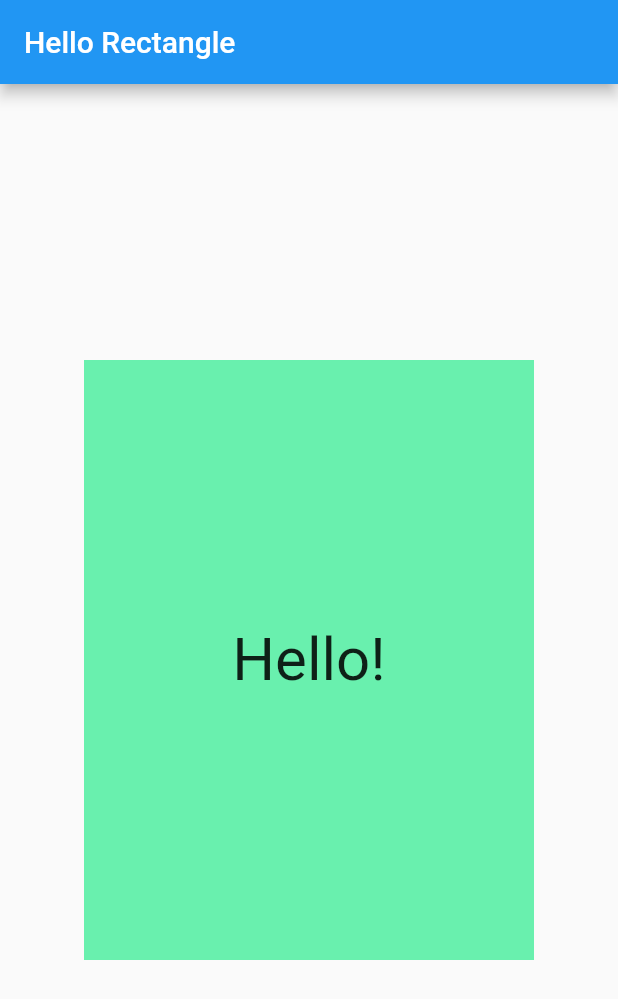
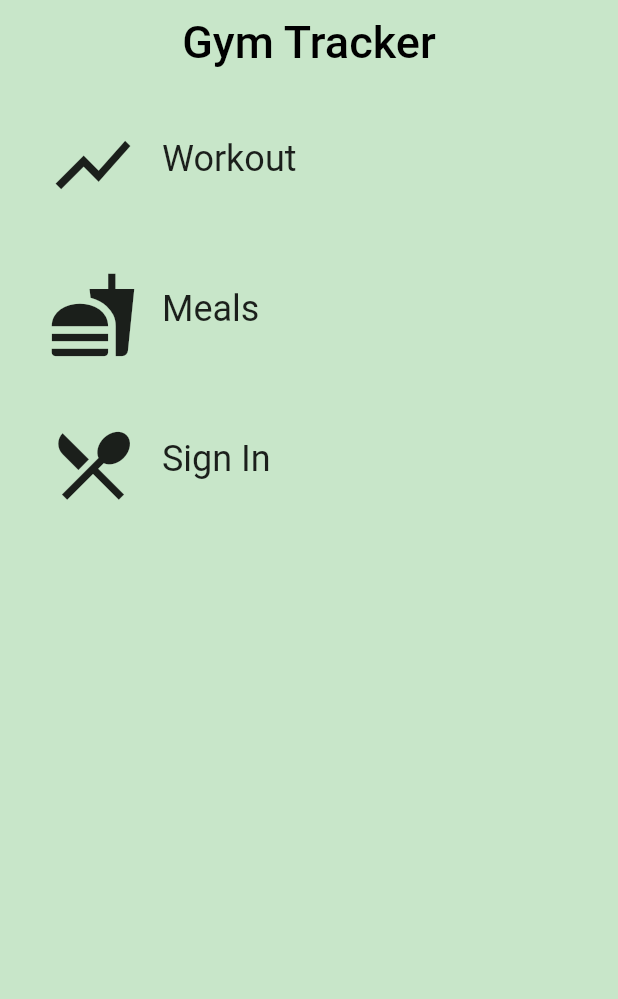
Before and after one commit to AnanjayaTyagi/FlutterFitBit, a Flutter app: the screen it shows after launch, on a phone screen of 412 x 824 dp. Shown: the top 999 px of the screen. Run offline on Flutter 3.47's test engine with Material 2 defaults, Android fonts, the phone set to English and light mode, and no system bars.

Commit message:
first working prototyp one can work with :)

```diff
--- /dev/null
+++ b/epics_flutter_app/lib/category.dart
@@ -0,0 +1,120 @@
+// Copyright 2018 The Chromium Authors. All rights reserved.
+// Use of this source code is governed by a BSD-style license that can be
+// found in the LICENSE file.
+
+// To keep your imports tidy, follow the ordering guidelines at
+// https://www.dartlang.org/guides/language/effective-dart/style#ordering
+import 'package:flutter/material.dart';
+// @required is defined in the meta.dart package
+import 'package:meta/meta.dart';
+import 'package:epics_flutter_app/unit.dart';
+import 'package:epics_flutter_app/converter_route.dart';
+
+// We use an underscore to indicate that these variables are private.
+// See https://www.dartlang.org/guides/language/effective-dart/design#libraries
+final _rowHeight = 100.0;
+final _borderRadius = BorderRadius.circular(_rowHeight / 2);
+
+/// A custom [Category] widget.
+///
+/// The widget is composed on an [Icon] and [Text]. Tapping on the widget shows
+/// a colored [InkWell] animation.
+class Category extends StatelessWidget {
+  final String name;
+  final ColorSwatch color;
+  final IconData iconLocation;
+  final List<Unit> units;
+
+  /// Creates a [Category].
+  ///
+  /// A [Category] saves the name of the Category (e.g. 'Length'), its color for
+  /// the UI, and the icon that represents it (e.g. a ruler).
+  // While the @required checks for whether a named parameter is passed in,
+  // it doesn't check whether the object passed in is null. We check that
+  // in the assert statement.
+  const Category({
+    Key key,
+    @required this.name,
+    @required this.color,
+    @required this.iconLocation,
+    @required this.units,
+  })  : assert(name != null),
+        assert(color != null),
+        assert(iconLocation != null),
+        assert(units != null),
+        super(key: key);
+
+  /// Navigates to the [ConverterRoute].
+  void _navigateToConverter(BuildContext context) {
+    Navigator.of(context).push(MaterialPageRoute<Null>(
+      builder: (BuildContext context) {
+        return Scaffold(
+          appBar: AppBar(
+            elevation: 1.0,
+            title: Text(
+              name,
+              style: Theme.of(context).textTheme.display1,
+            ),
+            centerTitle: true,
+            backgroundColor: color,
+          ),
+          body: ConverterRoute(
+            color: color,
+            units: units,
+          ),
+        );
+      },
+    ));
+  }
+
+  /// Builds a custom widget that shows [Category] information.
+  ///
+  /// This information includes the icon, name, and color for the [Category].
+  @override
+  // This `context` parameter describes the location of this widget in the
+  // widget tree. It can be used for obtaining Theme data from the nearest
+  // Theme ancestor in the tree. Below, we obtain the display1 text theme.
+  // See https://docs.flutter.io/flutter/material/Theme-class.html
+  Widget build(BuildContext context) {
+    return Material(
+      color: Colors.transparent,
+      child: Container(
+        height: _rowHeight,
+        child: InkWell(
+          borderRadius: _borderRadius,
+          highlightColor: color,
+          splashColor: color,
+          // We can use either the () => function() or the () { function(); }
+          // syntax.
+          onTap: () => _navigateToConverter(context),
+          child: Padding(
+            padding: EdgeInsets.all(8.0),
+            child: Row(
+              crossAxisAlignment: CrossAxisAlignment.stretch,
+              // There are two ways to denote a list: `[]` and `List()`.
+              // Prefer to use the literal syntax, i.e. `[]`, instead of `List()`.
+              // You can add the type argument if you'd like, i.e. <Widget>[].
+              // See https://www.dartlang.org/guides/language/effective-dart/usage#do-use-collection-literals-when-possible
+              children: [
+                Padding(
+                  padding: EdgeInsets.all(16.0),
+                  child: Icon(
+                    iconLocation,
+                    size: 60.0,
+                  ),
+                ),
+                Center(
+                  child: Text(
+                    name,
+                    textAlign: TextAlign.center,
+                    style: Theme.of(context).textTheme.headline,
+                  ),
+                ),
+              ],
+            ),
+          ),
+        ),
+      ),
+    );
+  }
+}
--- /dev/null
+++ b/epics_flutter_app/lib/category_route.dart
@@ -0,0 +1,107 @@
+// Copyright 2018 The Chromium Authors. All rights reserved.
+// Use of this source code is governed by a BSD-style license that can be
+// found in the LICENSE file.
+
+import 'package:flutter/material.dart';
+
+import 'package:epics_flutter_app/category.dart';
+import 'package:epics_flutter_app/unit.dart';
+
+final _backgroundColor = Colors.green[100];
+
+/// Category Route (screen).
+///
+/// This is the 'home' screen of the Unit Converter. It shows a header and
+/// a list of [Categories].
+///
+/// While it is named CategoryRoute, a more apt name would be CategoryScreen,
+/// because it is responsible for the UI at the route's destination.
+class CategoryRoute extends StatefulWidget {
+  const CategoryRoute();
+
+  @override
+  _CategoryRouteState createState() => _CategoryRouteState();
+}
+
+class _CategoryRouteState extends State<CategoryRoute> {
+  final _categories = <Category>[];
+
+  static const _categoryNames = <String>[
+    'Workout',
+    'Meals',
+    'Sign In',
+  ];
+
+  static const _baseColors = <Color>[
+    Colors.teal,
+    Colors.orange,
+    Colors.blueAccent,
+  ];
+
+  static const _icons = <IconData> [
+    Icons.show_chart,
+    Icons.fastfood,
+    Icons.local_dining,
+  ];
+
+  @override
+  void initState() {
+    super.initState();
+    for (var i = 0; i < _categoryNames.length; i++) {
+      _categories.add(Category(
+          name: _categoryNames[i],
+          color: _baseColors[i],
+          iconLocation: _icons[i],
+          units: _retrieveUnitList(_categoryNames[i])));
+    }
+  }
+
+  /// Makes the correct number of rows for the list view.
+  ///
+  /// For portrait, we construct a [ListView] from the list of category widgets.
+  Widget _buildCategoryWidgets() {
+    return ListView.builder(
+      itemBuilder: (BuildContext context, int index) => _categories[index],
+      itemCount: _categories.length,
+    );
+  }
+
+  /// Returns a list of mock [Unit]s.
+  List<Unit> _retrieveUnitList(String categoryName) {
+    return List.generate(10, (int i) {
+      i += 1;
+      return Unit(
+        name: '$categoryName Unit $i',
+        conversion: i.toDouble(),
+      );
+    });
+  }
+
+  @override
+  Widget build(BuildContext context) {
+
+    final listView = Container(
+      color: _backgroundColor,
+      padding: EdgeInsets.symmetric(horizontal: 8.0),
+      child: _buildCategoryWidgets(),
+    );
+
+    final appBar = AppBar(
+      elevation: 0.0,
+      title: Text(
+        'Gym Tracker',
+        style: TextStyle(
+          color: Colors.black,
+          fontSize: 30.0,
+        ),
+      ),
+      centerTitle: true,
+      backgroundColor: _backgroundColor,
+    );
+
+    return Scaffold(
+      appBar: appBar,
+      body: listView,
+    );
+  }
+}
--- /dev/null
+++ b/epics_flutter_app/lib/converter_route.dart
@@ -0,0 +1,64 @@
+// Copyright 2018 The Chromium Authors. All rights reserved.
+// Use of this source code is governed by a BSD-style license that can be
+// found in the LICENSE file.
+
+import 'package:flutter/material.dart';
+import 'package:meta/meta.dart';
+
+import 'package:epics_flutter_app/unit.dart';
+
+/// Converter screen where users can input amounts to convert.
+///
+/// Currently, it just displays a list of mock units.
+///
+/// While it is named ConverterRoute, a more apt name would be ConverterScreen,
+/// because it is responsible for the UI at the route's destination.
+class ConverterRoute extends StatefulWidget {
+  /// Units for this [Category].
+  final Color color;
+
+  /// Units for this [Category].
+  final List<Unit> units;
+
+  /// This [ConverterRoute] requires the color and units to not be null.
+  const ConverterRoute({
+    @required this.color,
+    @required this.units,
+  })
+      : assert(color != null),
+        assert(units != null);
+
+      @override
+      _ConverterRouteState createState() => _ConverterRouteState();
+
+  }
+  class _ConverterRouteState extends State<ConverterRoute> {
+
+  @override
+  Widget build(BuildContext context) {
+    // Here is just a placeholder for a list of mock units
+    final unitWidgets = widget.units.map((Unit unit) {
+      return Container(
+        color: widget.color,
+        margin: EdgeInsets.all(8.0),
+        padding: EdgeInsets.all(16.0),
+        child: Column(
+          children: <Widget>[
+            Text(
+              unit.name,
+              style: Theme.of(context).textTheme.headline,
+            ),
+            Text(
+              'Conversion: ${unit.conversion}',
+              style: Theme.of(context).textTheme.subhead,
+            ),
+          ],
+        ),
+      );
+    }).toList();
+
+    return ListView(
+      children: unitWidgets,
+    );
+  }
+}
--- a/epics_flutter_app/lib/main.dart
+++ b/epics_flutter_app/lib/main.dart
@@ -1,37 +1,29 @@
 import 'package:flutter/material.dart';
-import 'package:english_words/english_words.dart';
 
+// Copyright 2018 The Chromium Authors. All rights reserved.
+// Use of this source code is governed by a BSD-style license that can be
+// found in the LICENSE file.
+
+// You can use a relative import, i.e. `import 'category_route.dart;'` or
+// a package import, as shown below.
+// More details at http://dart-lang.github.io/linter/lints/avoid_relative_lib_imports.html
+import 'package:epics_flutter_app/category_route.dart';
+
+/// The function that is called when main.dart is run.
 void main() {
-  runApp(
-    MaterialApp(
-      debugShowCheckedModeBanner: false,
-      title: 'Hello Rectangle',
-      home: Scaffold(
-        appBar: AppBar(
-          title: Text('Hello Rectangle'),
-        ),
-        body: HelloRectangle(),
-      ),
-    ),
-  );
+  runApp(GymTrackerApp());
 }
 
-class HelloRectangle extends StatelessWidget {
+/// This widget is the root of our application.
+///
+/// The first screen we see is a list [Categories].
+class GymTrackerApp extends StatelessWidget {
   @override
   Widget build(BuildContext context) {
-    return Center(
-      child: Container(
-        color: Colors.greenAccent,
-        height: 400.0,
-        width: 300.0,
-        child: Center(
-          child: Text(
-            'Hello!',
-            style: TextStyle(fontSize: 40.0),
-            textAlign: TextAlign.center,
-          ),
-        ),
-      ),
+    return MaterialApp(
+      debugShowCheckedModeBanner: false,
+      title: 'Gym Tracker',
+      home: CategoryRoute(),
     );
   }
 }
--- /dev/null
+++ b/epics_flutter_app/lib/unit.dart
@@ -0,0 +1,27 @@
+// Copyright 2018 The Chromium Authors. All rights reserved.
+// Use of this source code is governed by a BSD-style license that can be
+// found in the LICENSE file.
+
+import 'package:meta/meta.dart';
+
+/// Information about a [Unit].
+class Unit {
+  final String name;
+  final double conversion;
+
+  /// A [Unit] stores its name and conversion factor.
+  ///
+  /// An example would be 'Meter' and '1.0'.
+  const Unit({
+    @required this.name,
+    @required this.conversion,
+  })  : assert(name != null),
+        assert(conversion != null);
+
+  /// Creates a [Unit] from a JSON object.
+  Unit.fromJson(Map jsonMap)
+      : assert(jsonMap['name'] != null),
+        assert(jsonMap['conversion'] != null),
+        name = jsonMap['name'],
+        conversion = jsonMap['conversion'].toDouble();
+}
```
